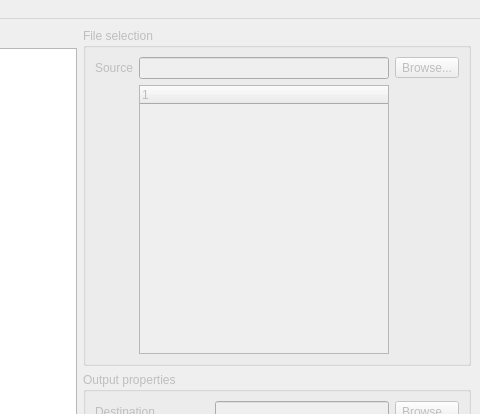
mnchapel/packy, file resources/main_window.ui: the form before one commit; both pictures show x 320 to 800 and y 0 to 414 of the 800 by 600 pixel window.
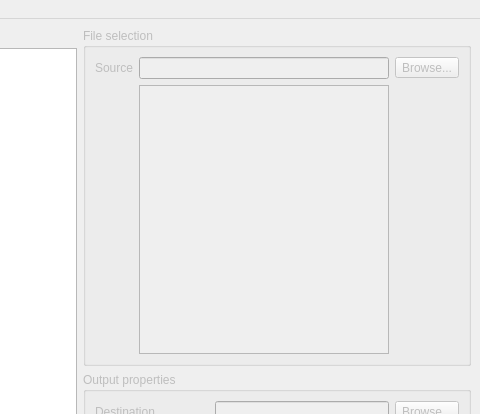
The form after the commit.

Commit message: Can edit properties. The save is not implemented yet

Diff of the .ui file:
```diff
--- a/resources/main_window.ui
+++ b/resources/main_window.ui
@@ -179,6 +179,9 @@
          </item>
          <item row="1" column="1">
           <widget class="QTreeWidget" name="tree_widget_source">
+           <attribute name="headerVisible">
+            <bool>false</bool>
+           </attribute>
            <column>
             <property name="text">
              <string notr="true">1</string>
```
The commit also changes 1 other file.
